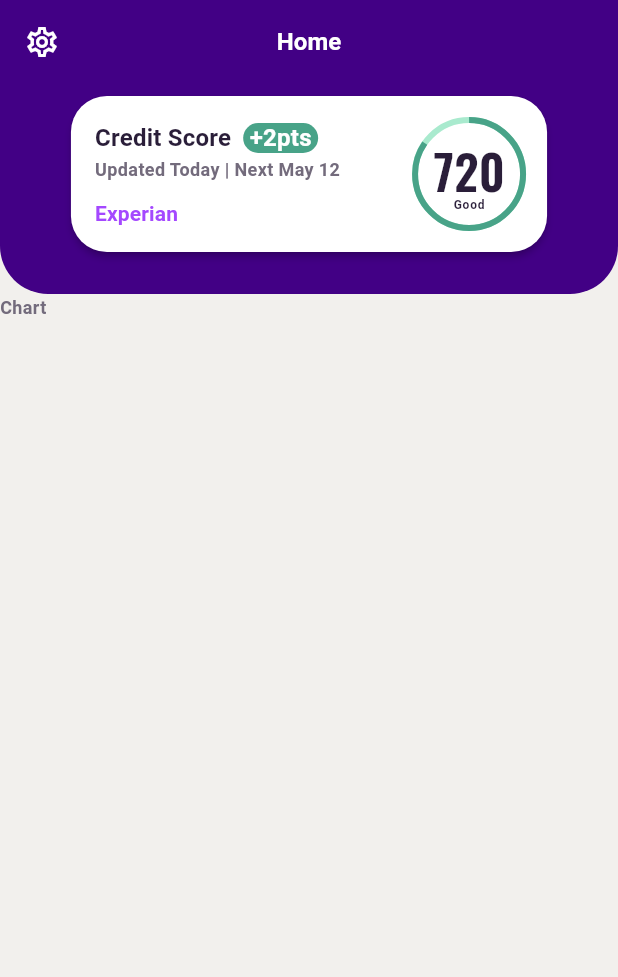
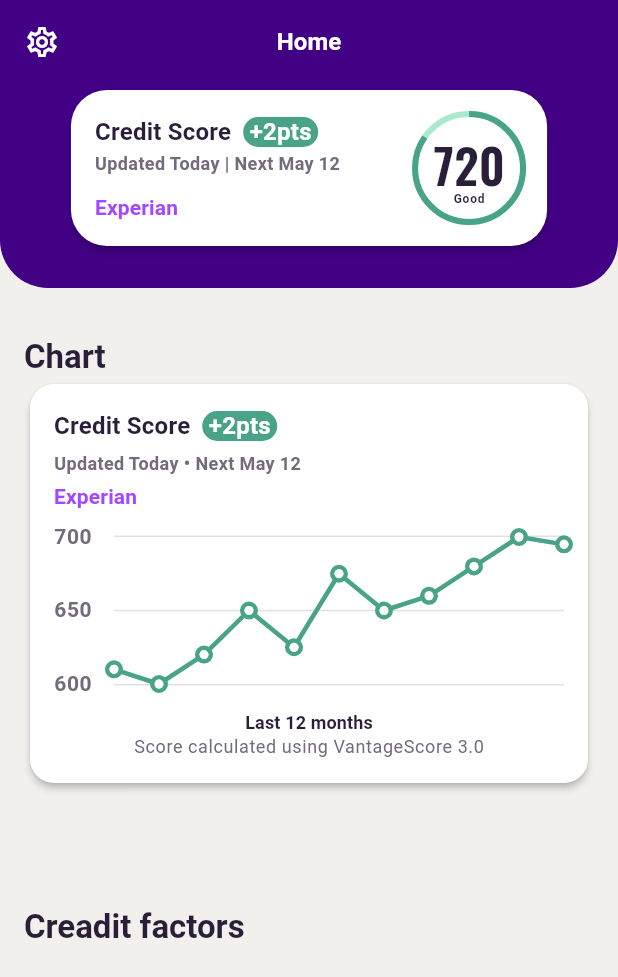
Before and after one commit to aaguil10/ava_take_home, a Flutter app: the screen it shows after launch, on a phone screen of 412 x 824 dp. Shown: the top 977 px of the screen. Run offline on Flutter 3.47's test engine with Material 3 defaults, Android fonts, the phone set to English and light mode, and no system bars; drawn by our look-alikes of fl_chart; our stand-ins replace flutter_bloc, go_router, google_fonts.

Commit message:
Created credit score chart widget

```diff
--- a/lib/core/theme.dart
+++ b/lib/core/theme.dart
@@ -11,14 +11,29 @@ final ColorScheme _myScheme = ColorScheme.fromSeed(seedColor: primaryPurple)
 
 final ThemeData appTheme = ThemeData(
   textTheme: GoogleFonts.robotoTextTheme().copyWith(
+    titleLarge: GoogleFonts.roboto(
+      fontSize: 22,
+      fontWeight: FontWeight.bold,
+      color: textPrimaryDark,
+    ),
     titleMedium: GoogleFonts.roboto(
       fontSize: 16,
+      fontWeight: FontWeight.bold,
+      color: textPrimaryDark,
+    ),
+    titleSmall: GoogleFonts.roboto(
+      fontSize: 12,
       fontWeight: FontWeight.bold,
       color: textPrimaryDark,
     ),
     bodyMedium: GoogleFonts.roboto(
       fontSize: 12,
       fontWeight: FontWeight.bold,
+      color: textLight,
+    ),
+    bodySmall: GoogleFonts.roboto(
+      fontSize: 12,
+      fontWeight: FontWeight.w400,
       color: textLight,
     ),
     labelLarge: GoogleFonts.roboto(fontSize: 14, fontWeight: FontWeight.bold),
--- a/lib/features/home/cubit/home_cubit.dart
+++ b/lib/features/home/cubit/home_cubit.dart
@@ -15,12 +15,14 @@ class HomeCubit extends Cubit<HomeState> {
     final score = await repository.fetchCreditScore();
     final factors = await repository.fetchCreditFactors();
     final accounts = await repository.fetchAccountDetails();
+    final history = await repository.fetchCreditScoreHistory();
 
     emit(
       HomeState(
         score: score,
         factors: factors,
         accounts: accounts,
+        history: history,
         isLoading: false,
       ),
     );
--- a/lib/features/home/cubit/home_state.dart
+++ b/lib/features/home/cubit/home_state.dart
@@ -6,12 +6,14 @@ class HomeState {
   final CreditScore score;
   final List<CreditFactor> factors;
   final List<AccountDetail> accounts;
+  final List<double> history;
   final bool isLoading;
 
   const HomeState({
     required this.score,
     required this.factors,
     required this.accounts,
+    required this.history,
     this.isLoading = false,
   });
 
@@ -25,6 +27,7 @@ class HomeState {
       score: score ?? this.score,
       factors: factors ?? this.factors,
       accounts: accounts ?? this.accounts,
+      history: history ?? this.history,
       isLoading: isLoading ?? this.isLoading,
     );
   }
@@ -33,6 +36,7 @@ class HomeState {
     score: CreditScore(value: 0, label: 'Good', delta: 0),
     factors: [],
     accounts: [],
+    history: [],
     isLoading: true,
   );
 }
--- a/lib/features/home/data/home_repository.dart
+++ b/lib/features/home/data/home_repository.dart
@@ -9,4 +9,6 @@ abstract class HomeRepository {
   Future<List<CreditFactor>> fetchCreditFactors();
 
   Future<List<AccountDetail>> fetchAccountDetails();
+
+  Future<List<double>> fetchCreditScoreHistory();
 }
--- a/lib/features/home/data/mock_home_repository.dart
+++ b/lib/features/home/data/mock_home_repository.dart
@@ -32,4 +32,10 @@ class MockHomeRepository implements HomeRepository {
       AccountDetail(name: 'Capital One', balance: 500, limit: 4000),
     ];
   }
+
+  @override
+  Future<List<double>> fetchCreditScoreHistory() async {
+    await Future.delayed(const Duration(milliseconds: 300));
+    return const [610, 600, 620, 650, 625, 675, 650, 660, 680, 700, 695];
+  }
 }
--- a/lib/features/home/view/home_screen.dart
+++ b/lib/features/home/view/home_screen.dart
@@ -1,6 +1,7 @@
 import 'package:ava_take_home/features/home/cubit/home_cubit.dart';
 import 'package:ava_take_home/features/home/cubit/home_state.dart';
 import 'package:ava_take_home/features/home/widgets/credit_score_card.dart';
+import 'package:ava_take_home/features/home/widgets/credit_score_chart.dart';
 import 'package:flutter/material.dart';
 import 'package:flutter_bloc/flutter_bloc.dart';
 import 'package:go_router/go_router.dart';
@@ -38,12 +39,7 @@ class HomeScreen extends StatelessWidget {
                   ),
                 ),
                 child: Padding(
-                  padding: EdgeInsets.only(
-                    top: 4,
-                    bottom: 24,
-                    right: 20,
-                    left: 20,
-                  ),
+                  padding: EdgeInsets.only(bottom: 24, right: 20, left: 20),
                   child: CreditScoreCard(
                     score: state.score.value,
                     label: state.score.label,
@@ -53,8 +49,37 @@ class HomeScreen extends StatelessWidget {
               ),
               Expanded(
                 child: GridView.extent(
-                  maxCrossAxisExtent: 300,
-                  children: [Text('Chart')],
+                  padding: EdgeInsets.symmetric(horizontal: 16),
+                  maxCrossAxisExtent: 375,
+                  crossAxisSpacing: 16,
+                  children: [
+                    GridTile(
+                      child: Column(
+                        crossAxisAlignment: CrossAxisAlignment.start,
+                        children: [
+                          SizedBox(height: 32),
+                          Text(
+                            'Chart',
+                            style: Theme.of(context).textTheme.titleLarge,
+                          ),
+                          CreditScoreChart(),
+                        ],
+                      ),
+                    ),
+                    GridTile(
+                      child: Column(
+                        crossAxisAlignment: CrossAxisAlignment.start,
+                        children: [
+                          SizedBox(height: 32),
+                          Text(
+                            'Creadit factors',
+                            style: Theme.of(context).textTheme.titleLarge,
+                          ),
+                          Card(),
+                        ],
+                      ),
+                    ),
+                  ],
                 ),
               ),
             ],
--- /dev/null
+++ b/lib/features/home/widgets/credit_score_chart.dart
@@ -0,0 +1,211 @@
+import 'package:ava_take_home/core/colors.dart';
+import 'package:ava_take_home/features/home/cubit/home_cubit.dart';
+import 'package:fl_chart/fl_chart.dart';
+import 'package:flutter/material.dart';
+import 'package:flutter_bloc/flutter_bloc.dart';
+
+class CreditScoreChart extends StatefulWidget {
+  const CreditScoreChart({super.key});
+
+  @override
+  State<CreditScoreChart> createState() => _CreditScoreChartState();
+}
+
+class _CreditScoreChartState extends State<CreditScoreChart>
+    with SingleTickerProviderStateMixin {
+  late final AnimationController _controller;
+  late final Animation<double> _animation;
+
+  @override
+  void initState() {
+    super.initState();
+    _controller = AnimationController(
+      vsync: this,
+      duration: const Duration(seconds: 1),
+    );
+    _animation = CurvedAnimation(parent: _controller, curve: Curves.easeOut);
+    _controller.forward();
+  }
+
+  @override
+  void didUpdateWidget(covariant CreditScoreChart oldWidget) {
+    super.didUpdateWidget(oldWidget);
+    _controller
+      ..reset()
+      ..forward();
+  }
+
+  @override
+  void dispose() {
+    _controller.dispose();
+    super.dispose();
+  }
+
+  @override
+  Widget build(BuildContext context) {
+    final dataPoints = context.select((HomeCubit cubit) => cubit.state.history);
+    return AnimatedBuilder(
+      animation: _animation,
+      builder: (context, child) {
+        // Compute how many points to show based on animation value
+        final count = (dataPoints.length * _animation.value)
+            .clamp(1, dataPoints.length)
+            .toInt();
+        final spots = dataPoints
+            .sublist(0, count)
+            .asMap()
+            .entries
+            .map((e) => FlSpot(e.key.toDouble(), e.value))
+            .toList();
+        return Card(
+          shape: RoundedRectangleBorder(
+            borderRadius: BorderRadius.circular(16),
+          ),
+          elevation: 2,
+          child: Padding(
+            padding: const EdgeInsets.all(16),
+            child: Column(
+              crossAxisAlignment: CrossAxisAlignment.center,
+              children: [
+                _buildHeader(),
+                const SizedBox(height: 16),
+                _buildChart(spots),
+                const SizedBox(height: 16),
+                // Footer
+                Text(
+                  'Last 12 months',
+                  style: Theme.of(
+                    context,
+                  ).textTheme.titleSmall?.copyWith(fontWeight: FontWeight.bold),
+                ),
+                Text(
+                  'Score calculated using VantageScore 3.0',
+                  style: Theme.of(context).textTheme.bodySmall,
+                ),
+              ],
+            ),
+          ),
+        );
+      },
+    );
+  }
+
+  Widget _buildHeader() {
+    return Row(
+      mainAxisAlignment: MainAxisAlignment.spaceBetween,
+      children: [
+        Column(
+          crossAxisAlignment: CrossAxisAlignment.start,
+          children: [
+            Row(
+              children: [
+                Text(
+                  "Credit Score",
+                  style: Theme.of(context).textTheme.titleMedium,
+                ),
+                const SizedBox(width: 8),
+                Stack(
+                  alignment: Alignment.center,
+                  children: [
+                    Container(
+                      height: 20,
+                      width: 50,
+                      decoration: BoxDecoration(
+                        color: secondaryGreen,
+                        borderRadius: BorderRadius.all(Radius.circular(16)),
+                      ),
+                    ),
+                    Text(
+                      textAlign: TextAlign.center,
+                      "+2pts",
+                      style: Theme.of(
+                        context,
+                      ).textTheme.titleMedium?.copyWith(color: Colors.white),
+                    ),
+                  ],
+                ),
+              ],
+            ),
+            const SizedBox(height: 4),
+            Text(
+              'Updated Today • Next May 12',
+              style: Theme.of(context).textTheme.bodyMedium,
+            ),
+            const SizedBox(height: 4),
+            Text(
+              'Experian',
+              style: Theme.of(
+                context,
+              ).textTheme.labelLarge?.copyWith(color: primaryPurpleLight),
+            ),
+          ],
+        ),
+      ],
+    );
+  }
+
+  Widget _buildChart(List<FlSpot> spots) {
+    return SizedBox(
+      height: 100,
+      child: LineChart(
+        LineChartData(
+          gridData: FlGridData(
+            show: true,
+            drawVerticalLine: false,
+            getDrawingHorizontalLine: (value) =>
+                FlLine(color: Colors.grey.shade300, strokeWidth: 1),
+            horizontalInterval: 50,
+          ),
+          titlesData: FlTitlesData(
+            leftTitles: AxisTitles(
+              sideTitles: SideTitles(
+                showTitles: true,
+                reservedSize: 40,
+                interval: 50,
+                getTitlesWidget: (value, _) => Text(
+                  value.toInt().toString(),
+                  style: Theme.of(context).textTheme.bodySmall?.copyWith(
+                    color: textLight,
+                    fontWeight: FontWeight.bold,
+                    fontSize: 14,
+                  ),
+                ),
+              ),
+            ),
+            bottomTitles: AxisTitles(sideTitles: SideTitles(showTitles: false)),
+            rightTitles: AxisTitles(sideTitles: SideTitles(showTitles: false)),
+            topTitles: AxisTitles(sideTitles: SideTitles(showTitles: false)),
+          ),
+          borderData: FlBorderData(
+            show: true,
+            border: Border(
+              bottom: BorderSide(color: Colors.grey.shade300, width: 1),
+              top: BorderSide(color: Colors.grey.shade300, width: 1),
+            ),
+          ),
+          lineBarsData: [
+            LineChartBarData(
+              spots: spots,
+              color: Theme.of(context).colorScheme.secondary,
+              barWidth: 3,
+              dotData: FlDotData(
+                show: true,
+                getDotPainter: (spot, percent, barData, index) {
+                  return FlDotCirclePainter(
+                    radius: 3,
+                    color: Colors.white,
+                    strokeWidth: 3,
+                    strokeColor: Theme.of(context).colorScheme.secondary,
+                  );
+                },
+              ),
+            ),
+          ],
+          minY: 600,
+          maxY: 700,
+          lineTouchData: LineTouchData(enabled: false),
+        ),
+      ),
+    );
+  }
+}
--- a/pubspec.yaml
+++ b/pubspec.yaml
@@ -39,6 +39,7 @@ dependencies:
   flutter_bloc: ^9.1.1
   bloc_test: ^10.0.0
   mocktail: ^1.0.4
+  fl_chart: ^1.0.0
 
 dev_dependencies:
   flutter_test:
```
